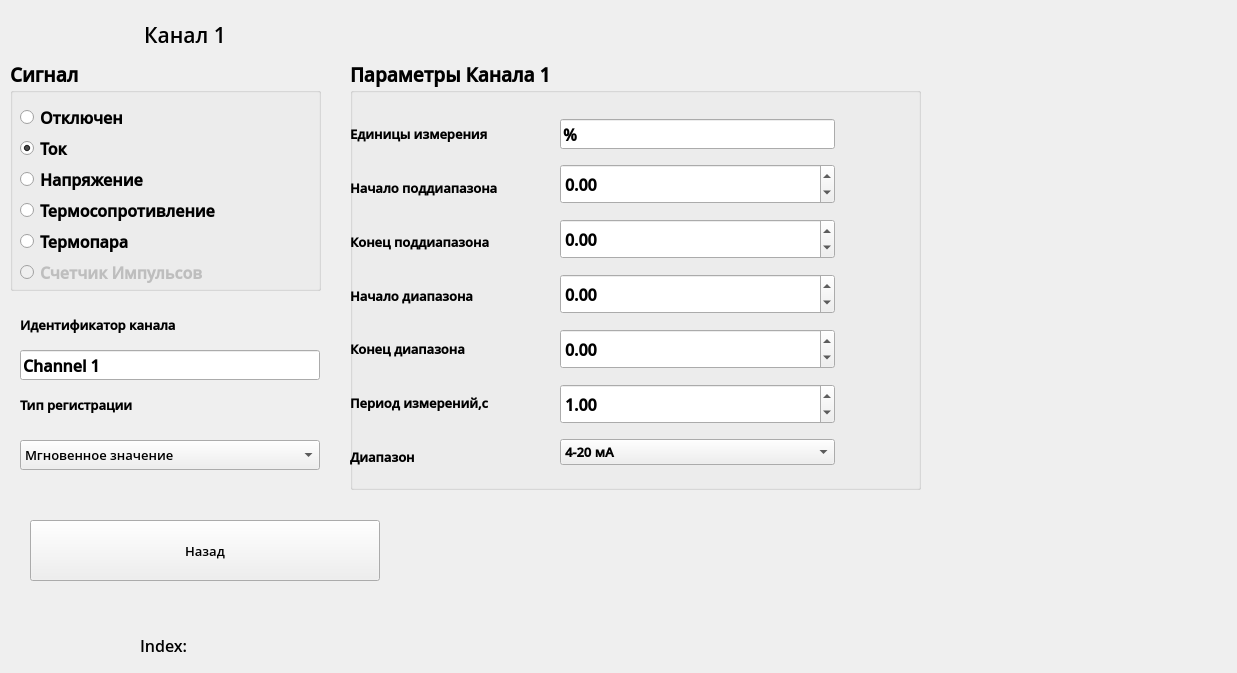
Old version of the form stackedoptions.ui in the repository tomyqg/topaz-m.
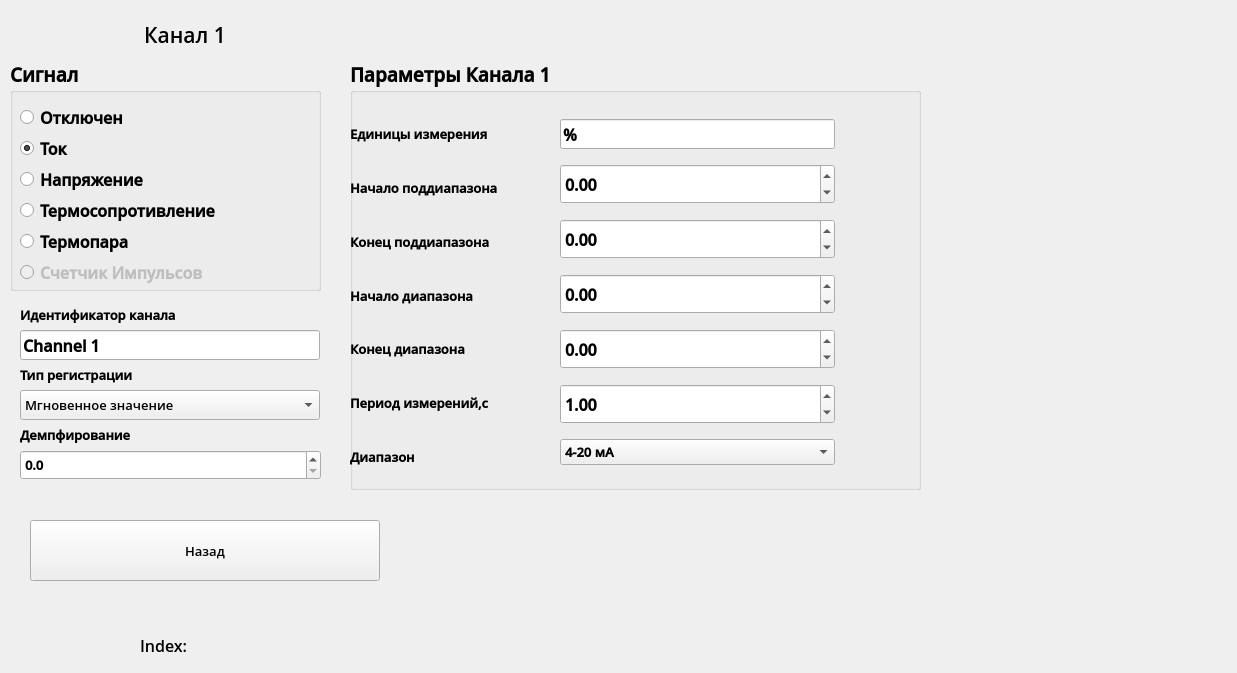
New version of the form. The open tabs and pages were chosen to show the change.

The edit to the form file:
```diff
--- a/stackedoptions.ui
+++ b/stackedoptions.ui
@@ -1637,11 +1637,17 @@
      <property name="geometry">
       <rect>
        <x>10</x>
-       <y>340</y>
+       <y>320</y>
        <width>300</width>
        <height>30</height>
       </rect>
      </property>
+     <property name="minimumSize">
+      <size>
+       <width>0</width>
+       <height>30</height>
+      </size>
+     </property>
      <property name="maximumSize">
       <size>
        <width>16777215</width>
@@ -2050,11 +2056,17 @@
      <property name="geometry">
       <rect>
        <x>10</x>
-       <y>380</y>
+       <y>350</y>
        <width>300</width>
        <height>30</height>
       </rect>
      </property>
+     <property name="minimumSize">
+      <size>
+       <width>0</width>
+       <height>30</height>
+      </size>
+     </property>
      <property name="font">
       <font>
        <family>Open Sans Semibold</family>
@@ -2071,11 +2083,17 @@
      <property name="geometry">
       <rect>
        <x>10</x>
-       <y>430</y>
+       <y>380</y>
        <width>300</width>
        <height>30</height>
       </rect>
      </property>
+     <property name="minimumSize">
+      <size>
+       <width>0</width>
+       <height>30</height>
+      </size>
+     </property>
      <property name="font">
       <font>
        <family>Open Sans Semibold</family>
@@ -2112,11 +2130,17 @@
      <property name="geometry">
       <rect>
        <x>10</x>
-       <y>300</y>
+       <y>290</y>
        <width>300</width>
        <height>30</height>
       </rect>
      </property>
+     <property name="minimumSize">
+      <size>
+       <width>0</width>
+       <height>30</height>
+      </size>
+     </property>
      <property name="font">
       <font>
        <family>Open Sans Semibold</family>
@@ -2148,6 +2172,75 @@
       <string>Назад</string>
      </property>
     </widget>
+    <widget class="QLabel" name="label_68">
+     <property name="geometry">
+      <rect>
+       <x>10</x>
+       <y>410</y>
+       <width>300</width>
+       <height>30</height>
+      </rect>
+     </property>
+     <property name="minimumSize">
+      <size>
+       <width>0</width>
+       <height>30</height>
+      </size>
+     </property>
+     <property name="font">
+      <font>
+       <family>Open Sans Semibold</family>
+       <pointsize>10</pointsize>
+       <weight>75</weight>
+       <bold>true</bold>
+      </font>
+     </property>
+     <property name="text">
+      <string>Демпфирование</string>
+     </property>
+    </widget>
+    <widget class="QDoubleSpinBox" name="DemphirChannel_1">
+     <property name="geometry">
+      <rect>
+       <x>10</x>
+       <y>440</y>
+       <width>301</width>
+       <height>30</height>
+      </rect>
+     </property>
+     <property name="minimumSize">
+      <size>
+       <width>100</width>
+       <height>30</height>
+      </size>
+     </property>
+     <property name="font">
+      <font>
+       <family>Open Sans Semibold</family>
+       <pointsize>10</pointsize>
+       <weight>75</weight>
+       <bold>true</bold>
+      </font>
+     </property>
+     <property name="inputMethodHints">
+      <set>Qt::ImhDigitsOnly|Qt::ImhMultiLine</set>
+     </property>
+     <property name="accelerated">
+      <bool>true</bool>
+     </property>
+     <property name="decimals">
+      <number>1</number>
+     </property>
+     <property name="minimum">
+      <double>0.000000000000000</double>
+     </property>
+     <property name="maximum">
+      <double>999.000000000000000</double>
+     </property>
+     <property name="singleStep">
+      <double>0.010000000000000</double>
+     </property>
+    </widget>
    </widget>
    <widget class="QWidget" name="Channel2">
     <widget class="QGroupBox" name="groupBox_3">
```
Left out of the diff: 233 changed lines with no effect on the pictures.
